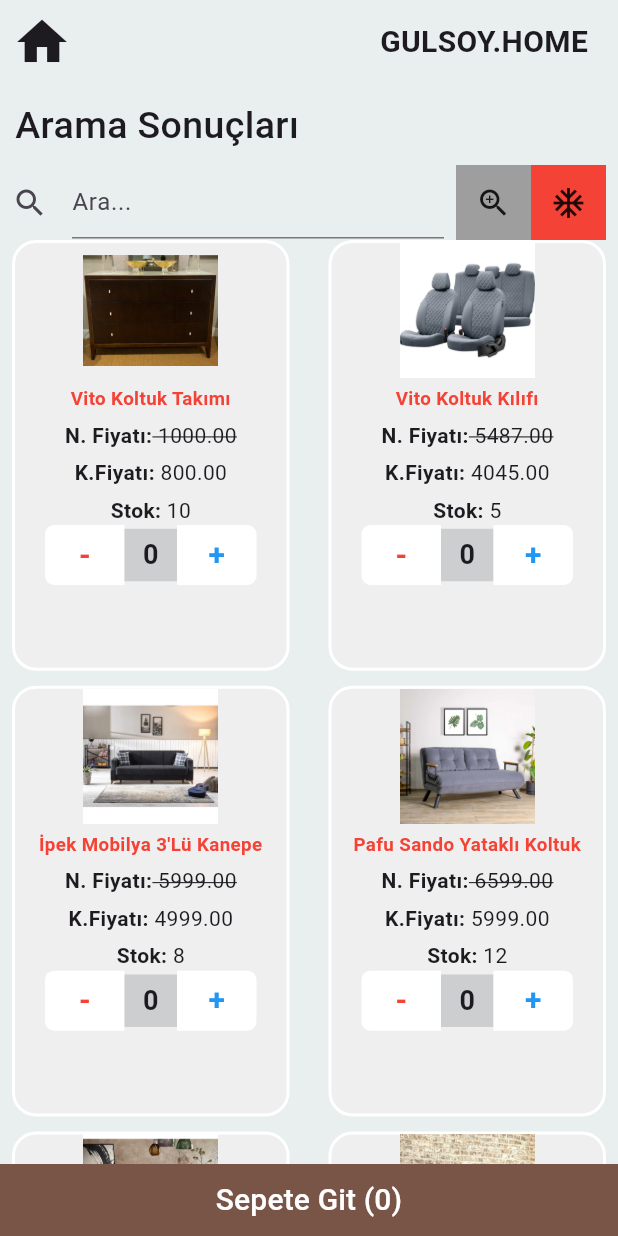
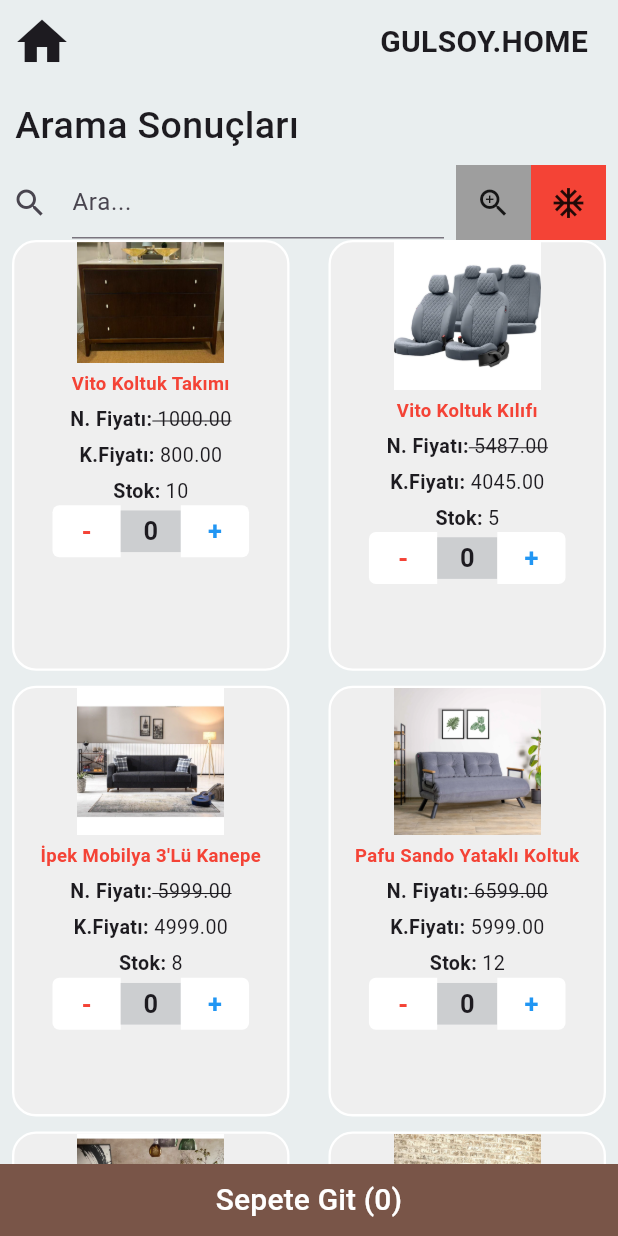
Before and after one commit to oguzcoll/flutter-ecommerce, a Flutter app: the screen it shows after launch, on a phone screen of 412 x 824 dp. Run offline on Flutter 3.47's test engine with Material 2 defaults, Android fonts, the light colour scheme and no system bars.

Commit message:
now the app is responsive

```diff
--- a/lib/assets/products.json
+++ b/lib/assets/products.json
@@ -40,7 +40,7 @@
     "count": 0
   },
   {
-    "name": "Evdemo Ada İkili Koltuk Kanepe Gri",
+    "name": "Evdemo Ada İkili Koltuk Kanepe",
     "image": "lib/assets/image6.jpeg",
     "normalPrice": 3599.0,
     "discountedPrice": 2999.0,
@@ -72,7 +72,7 @@
     "count": 0
   },
   {
-    "name": "Woodesk Arin Masif Tik-Camel Renk Sedir",
+    "name": "Woodesk Arin Tik-Camel Renk Sedir",
     "image": "lib/assets/image10.jpeg",
     "normalPrice": 7599.0,
     "discountedPrice": 5999.0,
--- a/lib/pages/cart_page.dart
+++ b/lib/pages/cart_page.dart
@@ -173,7 +173,7 @@ class _CartPageState extends State<CartPage> {
                 Padding(
                   padding: EdgeInsets.all(8.0),
                   child: Text(
-                    "$totalDiscountPriceFormatted TL",
+                    "$generalPriceFormatted TL",
                     style: const TextStyle(fontSize: 17),
                   ),
                 ),
@@ -197,7 +197,7 @@ class _CartPageState extends State<CartPage> {
                 Padding(
                   padding: EdgeInsets.all(8.0),
                   child: Text(
-                    "$generalPriceFormatted TL",
+                    "$totalDiscountPriceFormatted TL",
                     style: const TextStyle(
                       color: Colors.white,
                       fontSize: 23,
--- a/lib/pages/main_page.dart
+++ b/lib/pages/main_page.dart
@@ -19,6 +19,32 @@ class MainPage extends StatefulWidget {
 class _MainPageState extends State<MainPage> {
   @override
   Widget build(BuildContext context) {
+    int _getCrossAxisCount(BuildContext context) {
+      double screenWidth = MediaQuery.of(context).size.width;
+
+      if (screenWidth <= 700) {
+        return 2; // For screens less than or equal to 700px, show 2 items side by side.
+      } else if (screenWidth <= 1000) {
+        return 3; // For screens between 701px and 1000px, show 3 items side by side.
+      } else if (screenWidth <= 1491) {
+        return 4;
+      } else {
+        return 5;
+      }
+    }
+
+    double _getChildAspectRatio(BuildContext context) {
+      double screenWidth = MediaQuery.of(context).size.width;
+
+      if (screenWidth <= 600) {
+        return 0.7; // Aspect ratio for screens less than or equal to 700px.
+      } else if (screenWidth <= 1830) {
+        return 0.6; // Aspect ratio for screens between 701px and 1830px.
+      } else {
+        return 0.5; // Increase the aspect ratio for screens wider than 1830px.
+      }
+    }
+
     return Scaffold(
       backgroundColor: Color.fromARGB(255, 233, 238, 239),
       appBar: AppBar(
@@ -103,12 +129,11 @@ class _MainPageState extends State<MainPage> {
                   return Consumer<CartProvider>(
                       builder: (context, cartProvider, child) {
                     return GridView.builder(
-                      gridDelegate:
-                          const SliverGridDelegateWithFixedCrossAxisCount(
-                        crossAxisCount: 2,
+                      gridDelegate: SliverGridDelegateWithFixedCrossAxisCount(
+                        crossAxisCount: _getCrossAxisCount(context),
                         mainAxisSpacing: 10,
                         crossAxisSpacing: 10,
-                        childAspectRatio: 0.7,
+                        childAspectRatio: _getChildAspectRatio(context),
                       ),
                       itemCount: products?.length ?? 0,
                       itemBuilder: (context, index) {
--- a/lib/widgets/Products.dart
+++ b/lib/widgets/Products.dart
@@ -29,30 +29,34 @@ class _ProductsState extends State<Products> {
       }
     }
 
+    return LayoutBuilder(builder: (context, constraints) {
+      final scalingFactor = constraints.maxWidth / 240.0;
       return Consumer<CartProvider>(builder: (context, cartProvider, child) {
         return Container(
           key: widget.key,
           decoration: BoxDecoration(
             borderRadius: BorderRadius.circular(16),
             color: const Color.fromARGB(149, 244, 239, 239),
-          border: Border.all(color: Colors.white, width: 2),
+            border: Border.all(color: Colors.white, width: 2 * scalingFactor),
           ),
           child: Column(
             children: [
-            Image.asset(
+              FractionallySizedBox(
+                widthFactor: 0.7 * scalingFactor,
+                child: Image.asset(
                   widget.product.image,
-              height: 90,
-              width: 90,
+                  fit: BoxFit.fitWidth,
+                ),
               ),
               const SizedBox(
                 height: 5,
               ),
               Text(
                 widget.product.name,
-              style: const TextStyle(
+                style: TextStyle(
                   color: Colors.red,
                   fontWeight: FontWeight.bold,
-                fontSize: 12.5,
+                  fontSize: 16 * scalingFactor,
                 ),
                 textAlign: TextAlign.center,
               ),
@@ -62,15 +66,17 @@ class _ProductsState extends State<Products> {
               Row(
                 mainAxisAlignment: MainAxisAlignment.center,
                 children: [
-                const Text(
+                  Text(
                     "N. Fiyatı:",
                     style: TextStyle(
                       fontWeight: FontWeight.bold,
+                      fontSize: 17 * scalingFactor,
                     ),
                   ),
                   Text(
                     " ${widget.product.normalPrice.toStringAsFixed(2)}",
-                  style: const TextStyle(
+                    style: TextStyle(
+                      fontSize: 17 * scalingFactor,
                       decoration: TextDecoration.lineThrough,
                     ),
                   ),
@@ -82,14 +88,18 @@ class _ProductsState extends State<Products> {
               Row(
                 mainAxisAlignment: MainAxisAlignment.center,
                 children: [
-                const Text(
+                  Text(
                     "K.Fiyatı:",
                     style: TextStyle(
                       fontWeight: FontWeight.bold,
+                      fontSize: 17 * scalingFactor,
                     ),
                   ),
                   Text(
                     " ${widget.product.discountedPrice.toStringAsFixed(2)}",
+                    style: TextStyle(
+                      fontSize: 17 * scalingFactor,
+                    ),
                   ),
                 ],
               ),
@@ -99,14 +109,18 @@ class _ProductsState extends State<Products> {
               Row(
                 mainAxisAlignment: MainAxisAlignment.center,
                 children: [
-                const Text(
+                  Text(
                     "Stok:",
                     style: TextStyle(
                       fontWeight: FontWeight.bold,
+                      fontSize: 17 * scalingFactor,
                     ),
                   ),
                   Text(
                     ' ${widget.product.stock.toStringAsFixed(0)}',
+                    style: TextStyle(
+                      fontSize: 17 * scalingFactor,
+                    ),
                   ),
                 ],
               ),
@@ -122,21 +136,21 @@ class _ProductsState extends State<Products> {
                       });
                     },
                     child: Container(
-                    width: 53,
-                    height: 40,
-                    decoration: const BoxDecoration(
+                      width: 59 * scalingFactor,
+                      height: 45 * scalingFactor,
+                      decoration: BoxDecoration(
                         color: Colors.white,
                         borderRadius: BorderRadius.only(
-                        topLeft: Radius.circular(6),
-                        bottomLeft: Radius.circular(6),
+                          topLeft: Radius.circular(6 * scalingFactor),
+                          bottomLeft: Radius.circular(6 * scalingFactor),
                         ),
                       ),
-                    child: const Center(
+                      child: Center(
                         child: Text(
                           "-",
                           style: TextStyle(
                             color: Colors.red,
-                          fontSize: 20,
+                            fontSize: 22 * scalingFactor,
                             fontWeight: FontWeight.bold,
                           ),
                         ),
@@ -144,14 +158,14 @@ class _ProductsState extends State<Products> {
                     ),
                   ),
                   Container(
-                  width: 35,
-                  height: 35,
+                    width: 52 * scalingFactor,
+                    height: 36 * scalingFactor,
                     color: Color.fromARGB(255, 204, 206, 208),
                     child: Center(
                       child: Text(
                         widget.product.count.toString(),
-                      style: const TextStyle(
-                        fontSize: 18,
+                        style: TextStyle(
+                          fontSize: 22 * scalingFactor,
                           fontWeight: FontWeight.bold,
                         ),
                       ),
@@ -160,22 +174,22 @@ class _ProductsState extends State<Products> {
                   InkWell(
                     onTap: increaseCount,
                     child: Container(
-                    width: 53,
-                    height: 40,
+                      width: 59 * scalingFactor,
+                      height: 45 * scalingFactor,
                       decoration: BoxDecoration(
                         color: widget.product.count < widget.product.stock
                             ? Colors.white
                             : const Color.fromARGB(255, 215, 214, 214),
-                      borderRadius: const BorderRadius.only(
-                        topRight: Radius.circular(6),
-                        bottomRight: Radius.circular(6),
+                        borderRadius: BorderRadius.only(
+                          topRight: Radius.circular(6 * scalingFactor),
+                          bottomRight: Radius.circular(6 * scalingFactor),
                         ),
                       ),
-                    child: const Center(
+                      child: Center(
                         child: Text(
                           "+",
                           style: TextStyle(
-                          fontSize: 20,
+                            fontSize: 22 * scalingFactor,
                             fontWeight: FontWeight.bold,
                             color: Colors.blue,
                           ),
@@ -189,5 +203,6 @@ class _ProductsState extends State<Products> {
           ),
         );
       });
+    });
   }
 }
--- a/lib/widgets/cart_item.dart
+++ b/lib/widgets/cart_item.dart
@@ -74,7 +74,12 @@ class _CartItemState extends State<CartItem> {
           elevation: 5,
           color: Colors.white,
           child: ListTile(
-            leading: Image.asset(item.image, height: 80, width: 80),
+            leading: Image.asset(
+              item.image,
+              height: MediaQuery.of(context).size.height *
+                  0.2, // Adjust based on screen size
+              width: MediaQuery.of(context).size.width * 0.2,
+            ), // Adjust based on screen size),
             title: Column(
               crossAxisAlignment: CrossAxisAlignment.start,
               children: [
```
Lines whose indentation alone changed are shown as unchanged.
